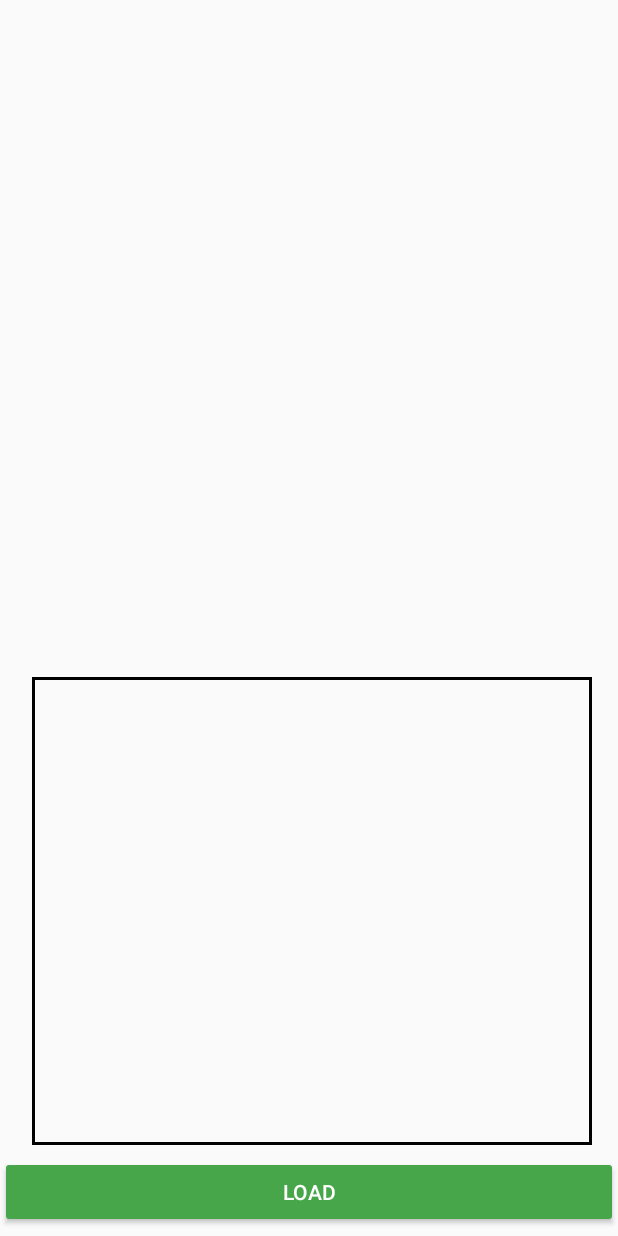
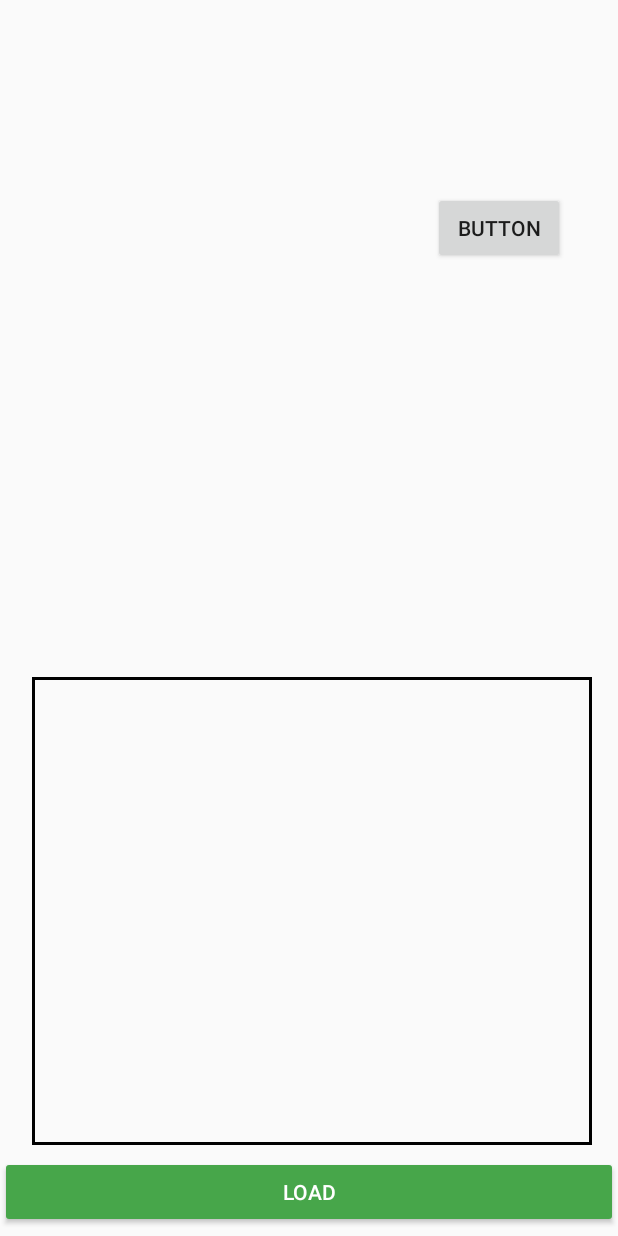
Before and after one commit to Badajaz/Master-Thesis, an Android app: the layout activity_board_draw.xml on its own in the app's theme, with its tools: preview values and no code run, on a phone screen of 412 x 824 dp. Run offline under Robolectric (Android 15) with nearby library versions, the light colour scheme and no system bars.

Commit message:
sequenciaDB
sequenciaDB

```diff
--- a/Boardshot/app/src/main/res/layout/activity_board_draw.xml
+++ b/Boardshot/app/src/main/res/layout/activity_board_draw.xml
@@ -41,6 +41,16 @@
             android:gravity="center"
             android:paddingTop="5dp"
             android:textSize="13sp" />
+
+        <Button
+            android:id="@+id/SpeechRecognition"
+            android:layout_width="wrap_content"
+            android:layout_height="wrap_content"
+            android:layout_above="@+id/TextViewID"
+            android:layout_alignParentEnd="true"
+            android:layout_marginEnd="35dp"
+            android:layout_marginBottom="273dp"
+            android:text="Button" />
     </RelativeLayout>
 
 
```
Also changed, not shown: Boardshot/app/src/main/java/com/example/android/boardshot/BoardDraw.java (+8 -0 lines), Boardshot/app/src/main/java/com/example/android/boardshot/MainActivity.java (+4 -3 lines).
